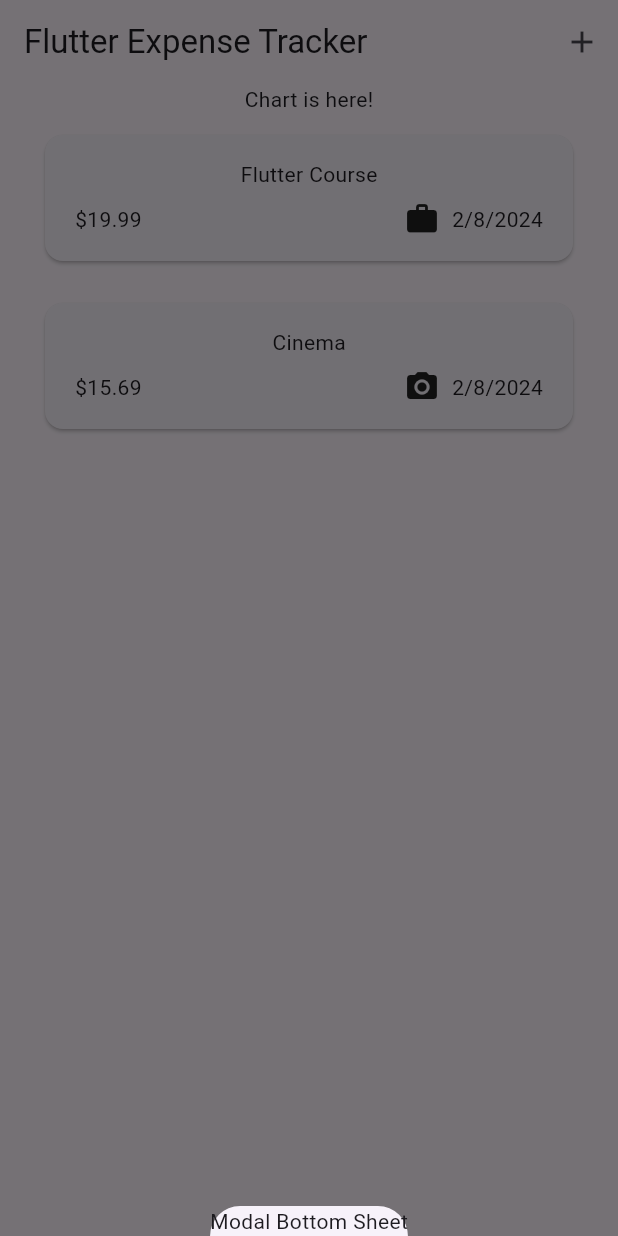
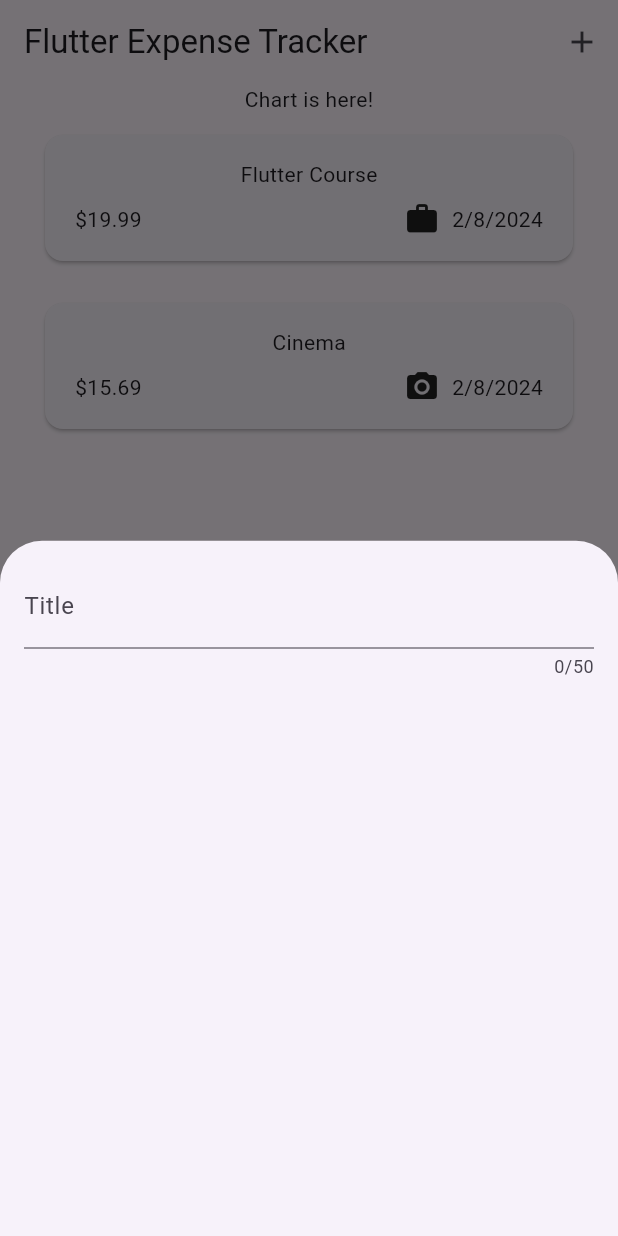
Before and after one commit to clebersonp/expense_tracker, a Flutter app: the screen it shows after launch, after a tap on the "add" icon, on a phone screen of 412 x 824 dp. Run offline on Flutter 3.47's test engine with Material 3 defaults, Android fonts, the phone set to English and light mode, and no system bars.

Commit message:
Using the new expense widget into show modal bootm sheet function

```diff
--- a/lib/widgets/expenses.dart
+++ b/lib/widgets/expenses.dart
@@ -1,6 +1,7 @@
 import 'package:flutter/material.dart';
 import 'package:flutter_expense_tracker/models/expense.dart';
 import 'package:flutter_expense_tracker/widgets/expenses_list/expenses_list.dart';
+import 'package:flutter_expense_tracker/widgets/new_expense.dart';
 
 class Expenses extends StatefulWidget {
   const Expenses({
@@ -37,7 +38,7 @@ class _ExpensesState extends State<Expenses> {
     // so, the two context are different
     showModalBottomSheet(
       context: context,
-      builder: (ctx) => const Text('Modal Bottom Sheet'),
+      builder: (ctx) => const NewExpense(),
     );
   }
 
```
